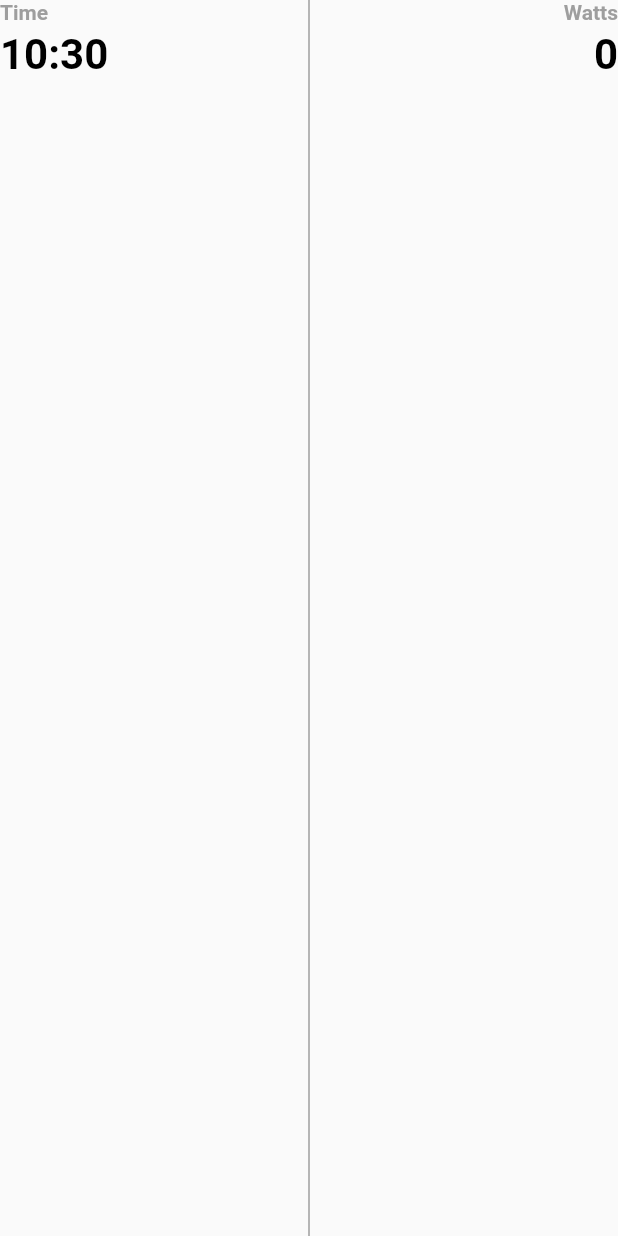
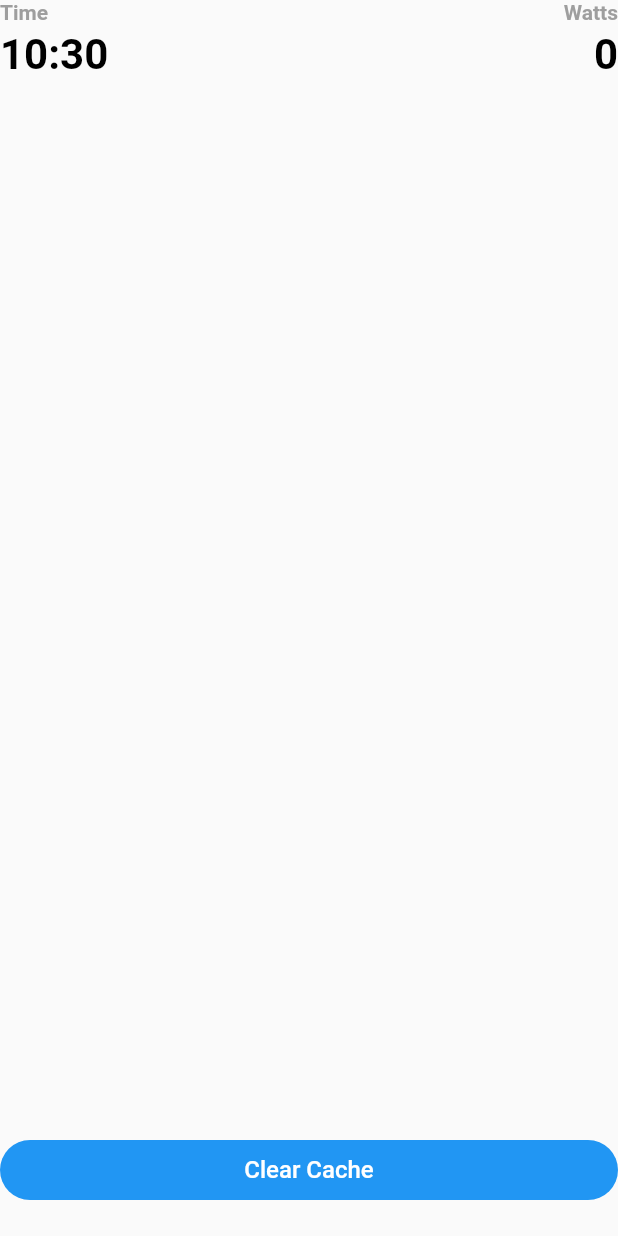
Before and after one commit to abbiyuarsyah/energy-consumption, a Flutter app: the EnergyDetailWidget widget shown alone on an empty page, opened directly, on a phone screen of 412 x 824 dp. Run offline on Flutter 3.47's test engine with Material 3 defaults, Android fonts, the light colour scheme and no system bars; our stand-ins replace dartz, easy_localization, equatable, fl_chart, flutter_advanced_switch, flutter_bloc and 3 more; accounts and stored records are empty; network calls fail.

Commit message:
implement clear cache

```diff
--- a/assets/lang/en-US.json
+++ b/assets/lang/en-US.json
@@ -9,6 +9,7 @@
     "kilowatts": "Kilowatts",
     "battery": "Battery",
     "time": "Time",
+    "clear_cache": "Clear Cache",
     "you_energy_consumption": "Your Energy Consumption",
     "no_data_found": "Data could not be found",
     "something_went_wrong": "Something went wrong"
--- a/lib/core/local_storage/repositories/energy_local_repository.dart
+++ b/lib/core/local_storage/repositories/energy_local_repository.dart
@@ -36,8 +36,8 @@ class EnergyLocalRepository
   }
 
   @override
-  Future<void> delete(EnergyLocalModel entity) async {
-    await _box.delete(entity.id);
+  Future<void> delete() async {
+    await _box.clear();
     return;
   }
 
--- a/lib/core/local_storage/repositories/repository.dart
+++ b/lib/core/local_storage/repositories/repository.dart
@@ -1,5 +1,5 @@
 abstract class Repository<T, U> {
   Future<List<T>> getDataFiltered(U request);
   Future<T> add(T entity);
-  Future<void> delete(T entity);
+  Future<void> delete();
 }
--- a/lib/core/service_locator/service_locator.dart
+++ b/lib/core/service_locator/service_locator.dart
@@ -2,6 +2,7 @@ import 'package:energy_consumption/core/local_storage/repositories/energy_local_
 import 'package:energy_consumption/features/energy/data/datasources/energy_remote_datasource.dart';
 import 'package:energy_consumption/features/energy/data/repositories/energy_repository_impl.dart';
 import 'package:energy_consumption/features/energy/domain/repositories/enery_repository.dart';
+import 'package:energy_consumption/features/energy/domain/use_case/delete_cache.dart';
 import 'package:energy_consumption/features/energy/domain/use_case/get_energy.dart';
 import 'package:energy_consumption/features/energy/presentation/bloc/energy_bloc.dart';
 import 'package:get_it/get_it.dart';
@@ -50,9 +51,12 @@ Future<void> init() async {
 
   /// User case
   sl.registerLazySingleton(() => GetEnergy(repository: sl()));
+  sl.registerLazySingleton(() => DeleteCache(repository: sl()));
 
   /// Bloc
-  sl.registerLazySingleton<EnergyBloc>(() => EnergyBloc(getEnergy: sl()));
+  sl.registerLazySingleton<EnergyBloc>(
+    () => EnergyBloc(getEnergy: sl(), deleteCache: sl()),
+  );
 
   sl.registerSingleton<LocalStorage>(
     LocalStorageImpl(energyLocalRepository: await sl.getAsync()),
--- a/lib/features/energy/data/repositories/energy_repository_impl.dart
+++ b/lib/features/energy/data/repositories/energy_repository_impl.dart
@@ -63,4 +63,9 @@ class EnergyRepositoryImpl implements EnergyRepository {
       }
     }
   }
+
+  @override
+  void deletCachce() async {
+    localDatasoure.deleteEnergy();
+  }
 }
--- a/lib/features/energy/domain/repositories/enery_repository.dart
+++ b/lib/features/energy/domain/repositories/enery_repository.dart
@@ -9,4 +9,6 @@ abstract class EnergyRepository {
     required String date,
     required EnergyType type,
   });
+
+  void deletCachce();
 }
--- /dev/null
+++ b/lib/features/energy/domain/use_case/delete_cache.dart
@@ -0,0 +1,20 @@
+import 'package:dartz/dartz.dart';
+
+import '../../../../core/utils/execptions.dart';
+import '../../../../core/utils/user_case.dart';
+import '../repositories/enery_repository.dart';
+
+class DeleteCache extends UseCase<void, Object?> {
+  DeleteCache({required this.repository});
+
+  final EnergyRepository repository;
+
+  @override
+  Future<Either<Failure, void>> call(Object? params) async {
+    try {
+      return Right(repository.deletCachce());
+    } catch (e) {
+      return Left(ServerFailure());
+    }
+  }
+}
--- a/lib/features/energy/presentation/bloc/energy_bloc.dart
+++ b/lib/features/energy/presentation/bloc/energy_bloc.dart
@@ -1,6 +1,7 @@
 import 'package:energy_consumption/core/enums/energy_type.dart';
 import 'package:energy_consumption/core/enums/state_status.dart';
 import 'package:energy_consumption/features/energy/domain/entities/energy_entity.dart';
+import 'package:energy_consumption/features/energy/domain/use_case/delete_cache.dart';
 import 'package:energy_consumption/features/energy/domain/use_case/get_energy.dart';
 
 import 'energy_event.dart';
@@ -8,7 +9,7 @@ import 'energy_state.dart';
 import 'package:flutter_bloc/flutter_bloc.dart';
 
 class EnergyBloc extends Bloc<EnergyEvent, EnergyState> {
-  EnergyBloc({required this.getEnergy})
+  EnergyBloc({required this.getEnergy, required this.deleteCache})
       : super(EnergyState(
           energy: const [],
           selectedType: EnergyType.solar,
@@ -22,9 +23,11 @@ class EnergyBloc extends Bloc<EnergyEvent, EnergyState> {
     on<SwitchUnitEvent>(_onSwitchUnitEvent);
     on<SelectValueEvent>(_onSelectValueEvent);
     on<SelectDateEvent>(_onSelectDateEvent);
+    on<ClearCacheEvent>(_onClearCacheEvent);
   }
 
   final GetEnergy getEnergy;
+  final DeleteCache deleteCache;
 
   Future<void> _onGetEnergyEvent(
     GetEnergyEvent event,
@@ -89,6 +92,13 @@ class EnergyBloc extends Bloc<EnergyEvent, EnergyState> {
     emit(state.copyWith(isKilowatts: event.isKiloWatts));
   }
 
+  Future<void> _onClearCacheEvent(
+    ClearCacheEvent event,
+    Emitter<EnergyState> emit,
+  ) async {
+    await deleteCache(null);
+  }
+
   Future<void> _onSelectDateEvent(
     SelectDateEvent event,
     Emitter<EnergyState> emit,
--- a/lib/features/energy/presentation/bloc/energy_event.dart
+++ b/lib/features/energy/presentation/bloc/energy_event.dart
@@ -33,3 +33,7 @@ class SelectDateEvent extends EnergyEvent {
 
   final DateTime selectedDate;
 }
+
+class ClearCacheEvent extends EnergyEvent {
+  const ClearCacheEvent();
+}
--- a/lib/features/energy/presentation/pages/energy_consumption_page.dart
+++ b/lib/features/energy/presentation/pages/energy_consumption_page.dart
@@ -118,7 +118,7 @@ class _EnergyConsumptionPageState extends State<EnergyConsumptionPage> {
                     isTopRounded: true,
                     child: EnergyDetailWidget(),
                   ),
-                )
+                ),
               ],
             );
           }
--- a/lib/features/energy/presentation/widgets/energy_detail_widget.dart
+++ b/lib/features/energy/presentation/widgets/energy_detail_widget.dart
@@ -6,6 +6,8 @@ import 'package:flutter/material.dart';
 import 'package:flutter_bloc/flutter_bloc.dart';
 
 import '../../../../core/constants/dimens.dart';
+import '../../../../core/service_locator/service_locator.dart';
+import '../bloc/energy_event.dart';
 
 class EnergyDetailWidget extends StatelessWidget {
   const EnergyDetailWidget({super.key});
@@ -19,7 +21,9 @@ class EnergyDetailWidget extends StatelessWidget {
                 .toStringAsFixed(2);
         final wattValue = '${state.selectedEnergyEntity.value}';
 
-        return Row(
+        return Column(
+          children: [
+            Row(
               mainAxisAlignment: MainAxisAlignment.spaceBetween,
               children: [
                 SizedBox(
@@ -75,6 +79,30 @@ class EnergyDetailWidget extends StatelessWidget {
                   ),
                 ),
               ],
+            ),
+            const Expanded(child: SizedBox()),
+            SizedBox(
+              width: MediaQuery.of(context).size.width,
+              height: 40,
+              child: TextButton(
+                onPressed: () {
+                  sl<EnergyBloc>().add(const ClearCacheEvent());
+                },
+                style: TextButton.styleFrom(
+                  backgroundColor: Colors.blue,
+                  foregroundColor: Colors.white,
+                  shape: RoundedRectangleBorder(
+                    borderRadius: BorderRadius.circular(Dimens.extraLarge),
+                  ),
+                ),
+                child: Text(
+                  tr('clear_cache'),
+                  style: const TextStyle(fontSize: 16.0),
+                ),
+              ),
+            ),
+            const SizedBox(height: Dimens.extraLarge)
+          ],
         );
       },
     );
--- a/lib/features/energy/presentation/widgets/energy_graph_widget.dart
+++ b/lib/features/energy/presentation/widgets/energy_graph_widget.dart
@@ -31,7 +31,7 @@ class EnergyGraph extends StatelessWidget {
                   right: Dimens.large,
                 ),
                 child: SizedBox(
-                  height: 300,
+                  height: 240,
                   child: LineChart(
                     LineChartData(
                       lineBarsData: [
```
Also changed, not shown: lib/features/energy/data/datasources/energy_local_datasource.dart (+8 -0 lines). Lines whose indentation alone changed are shown as unchanged.
